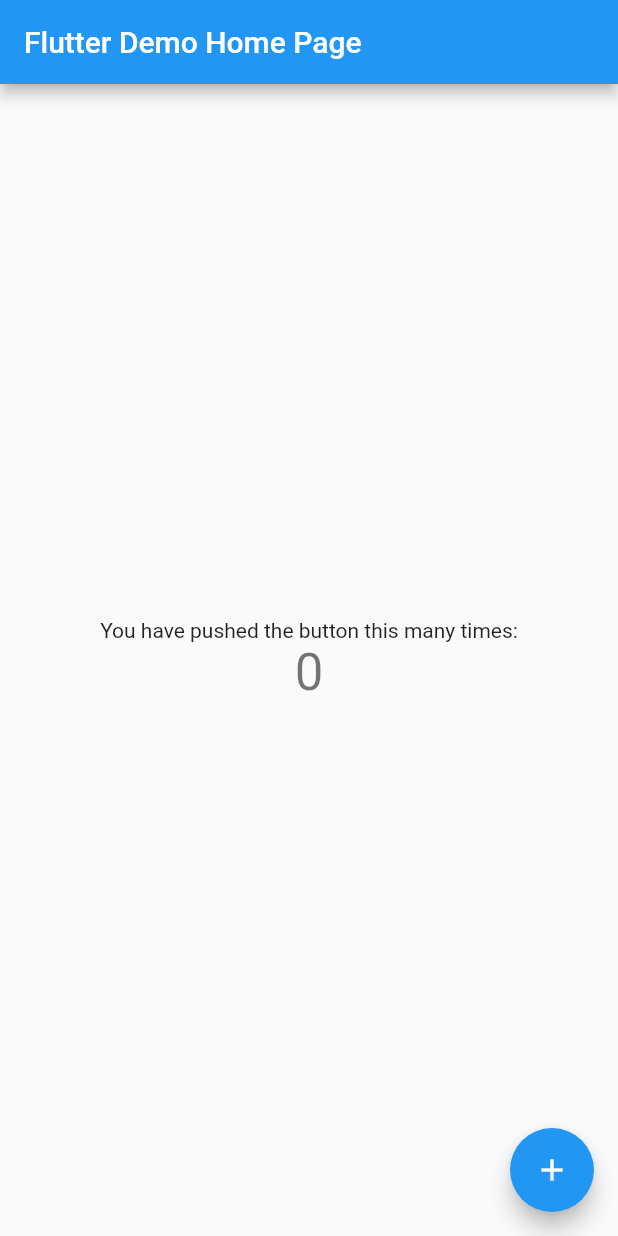
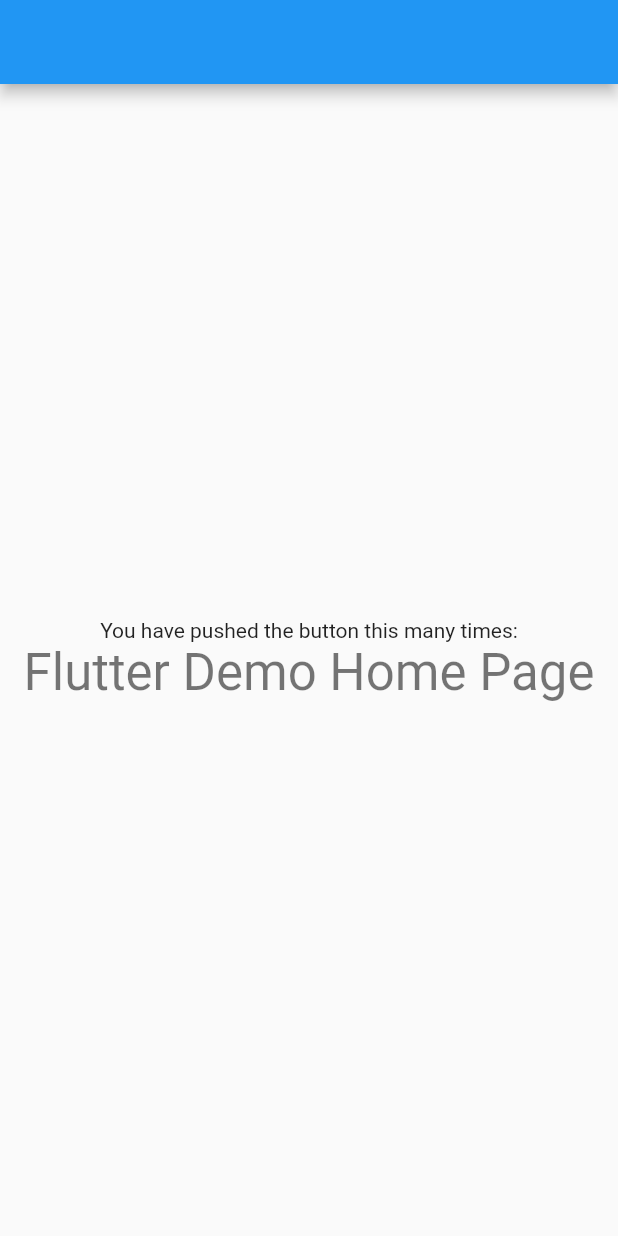
Before and after one commit to rizkyeky/FluTIX-Flutter, a Flutter app: the screen it shows after launch, on a phone screen of 412 x 824 dp. Run offline on Flutter 3.47's test engine with Material 2 defaults, Android fonts, the phone set to English and light mode, and no system bars; our stand-ins replace equatable, firebase_auth; accounts and stored records are empty.

Commit message:
reduce main

```diff
--- a/lib/main.dart
+++ b/lib/main.dart
@@ -18,29 +18,16 @@ class MyApp extends StatelessWidget {
   }
 }
 
-class MyHomePage extends StatefulWidget {
+class MyHomePage extends StatelessWidget {
   MyHomePage({Key key, this.title}) : super(key: key);
 
   final String title;
 
   @override
-  _MyHomePageState createState() => _MyHomePageState();
-}
-
-class _MyHomePageState extends State<MyHomePage> {
-  int _counter = 0;
-
-  void _incrementCounter() {
-    setState(() {
-      _counter++;
-    });
-  }
-
-  @override
   Widget build(BuildContext context) {
     return Scaffold(
       appBar: AppBar(
-        title: Text(widget.title),
+        title: Text(""),
       ),
       body: Center(
         child: Column(
@@ -50,17 +37,17 @@ class _MyHomePageState extends State<MyHomePage> {
               'You have pushed the button this many times:',
             ),
             Text(
-              '$_counter',
+              '$title',
               style: Theme.of(context).textTheme.headline4,
             ),
           ],
         ),
       ),
-      floatingActionButton: FloatingActionButton(
-        onPressed: _incrementCounter,
-        tooltip: 'Increment',
-        child: Icon(Icons.add),
-      ),
+      // floatingActionButton: FloatingActionButton(
+      //   onPressed: (),
+      //   tooltip: 'Increment',
+      //   child: Icon(Icons.add),
+      // ),
     );
   }
 }
```
